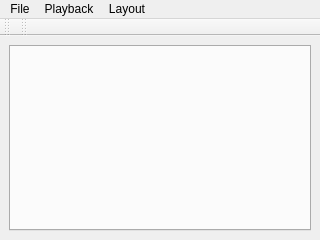
Before: the Qt Designer form apps/zxtune-qt/ui/mainwindow.ui in vitamin-caig/zxtune, drawn with Qt 5.
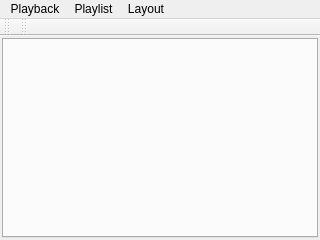
After: the same form once the commit is applied.

Commit message: zxtune-qt: interface update.

```diff
--- a/apps/zxtune-qt/ui/mainwindow.ui
+++ b/apps/zxtune-qt/ui/mainwindow.ui
@@ -21,6 +21,9 @@
   </property>
   <widget class="QWidget" name="centralwidget">
    <layout class="QGridLayout" name="gridLayout">
+    <property name="margin">
+     <number>2</number>
+    </property>
     <item row="0" column="0">
      <widget class="QTabWidget" name="playlistsContainer"/>
     </item>
@@ -41,17 +44,6 @@
    <property name="acceptDrops">
     <bool>false</bool>
    </property>
-   <widget class="QMenu" name="menuFile">
-    <property name="mouseTracking">
-     <bool>true</bool>
-    </property>
-    <property name="acceptDrops">
-     <bool>false</bool>
-    </property>
-    <property name="title">
-     <string notr="true">File</string>
-    </property>
-   </widget>
    <widget class="QMenu" name="menuPlayback">
     <property name="title">
      <string notr="true">Playback</string>
@@ -71,8 +63,18 @@
     <addaction name="actionShowSeeking"/>
     <addaction name="actionPlaylists"/>
    </widget>
-   <addaction name="menuFile"/>
+   <widget class="QMenu" name="menuPlaylist">
+    <property name="title">
+     <string>Playlist</string>
+    </property>
+    <addaction name="actionAdd"/>
+    <addaction name="actionClear"/>
+    <addaction name="actionShuffle"/>
+    <addaction name="actionSort"/>
+    <addaction name="actionSave"/>
+   </widget>
    <addaction name="menuPlayback"/>
+   <addaction name="menuPlaylist"/>
    <addaction name="menuLayout"/>
   </widget>
   <widget class="QToolBar" name="controlToolbar">
```
Left out of the diff: 25 changed lines with no effect on the pictures. The commit also changes 3 other files.
